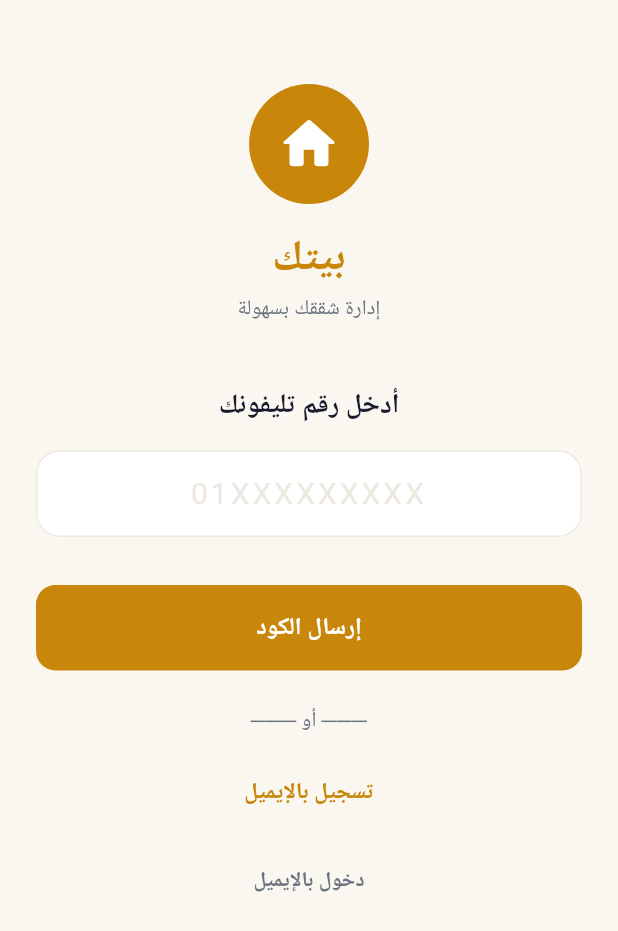
After one commit to A-Elshahawy/baitak, a Flutter app: the PhoneEntryScreen screen opened by its route, on a phone screen of 412 x 824 dp. The commit adds this screen. Shown: the top 931 px of the screen. Run offline on Flutter 3.47's test engine with Material 3 defaults, Android fonts, the light colour scheme and no system bars; our stand-ins replace dio, flutter_riverpod, flutter_secure_storage, go_router, google_fonts, pin_code_fields; accounts and stored records are empty; network calls fail; Roboto replaces fonts that are missing (Cairo).

Commit message:
feat: add OTP screens (PhoneEntryScreen + OTPVerifyScreen) and routing
Add pin_code_fields dependency. Create PhoneEntryScreen with phone validation
and OTP request. Create OTPVerifyScreen with 6-digit PIN input, countdown
timer, resend button, and new-user name dialog. Add /phone and /otp-verify
routes to router. Add 'دخول بالتليفون' button to LoginScreen.

```diff
--- /dev/null
+++ b/baitak_app/lib/features/auth/screens/phone_entry_screen.dart
@@ -0,0 +1,196 @@
+import 'package:flutter/material.dart';
+import 'package:flutter_riverpod/flutter_riverpod.dart';
+import 'package:go_router/go_router.dart';
+import 'package:google_fonts/google_fonts.dart';
+import '../../../core/theme/colors.dart';
+import '../../../core/utils/phone_utils.dart';
+import '../repo/auth_repository.dart';
+
+class PhoneEntryScreen extends ConsumerStatefulWidget {
+  const PhoneEntryScreen({super.key});
+
+  @override
+  ConsumerState<PhoneEntryScreen> createState() => _PhoneEntryScreenState();
+}
+
+class _PhoneEntryScreenState extends ConsumerState<PhoneEntryScreen> {
+  final _phoneController = TextEditingController();
+  bool _submitted = false;
+  bool _isLoading = false;
+
+  @override
+  void dispose() {
+    _phoneController.dispose();
+    super.dispose();
+  }
+
+  Future<void> _submit() async {
+    setState(() => _submitted = true);
+    final phone = _phoneController.text.trim();
+
+    if (!PhoneUtils.isValid(phone)) {
+      if (mounted) {
+        ScaffoldMessenger.of(context).showSnackBar(
+          SnackBar(
+            content: Text('رقم التليفون غلط — لازم يبدأ بـ 01 ويكون 11 رقم',
+                style: GoogleFonts.cairo(color: Colors.white)),
+            backgroundColor: AppColors.red,
+          ),
+        );
+      }
+      return;
+    }
+
+    setState(() => _isLoading = true);
+    try {
+      await ref.read(authRepositoryProvider).requestOtp(PhoneUtils.normalize(phone));
+      if (mounted) {
+        context.push('/otp-verify?phone=${Uri.encodeComponent(PhoneUtils.normalize(phone))}');
+      }
+    } catch (e) {
+      if (mounted) {
+        ScaffoldMessenger.of(context).showSnackBar(
+          SnackBar(
+            content: Text('حدث خطأ: $e', style: GoogleFonts.cairo(color: Colors.white)),
+            backgroundColor: AppColors.red,
+          ),
+        );
+      }
+    } finally {
+      if (mounted) setState(() => _isLoading = false);
+    }
+  }
+
+  @override
+  Widget build(BuildContext context) {
+    return Scaffold(
+      backgroundColor: AppColors.cream,
+      body: SafeArea(
+        child: SingleChildScrollView(
+          padding: const EdgeInsets.symmetric(horizontal: 24, vertical: 32),
+          child: Column(
+            children: [
+              const SizedBox(height: 24),
+              Container(
+                width: 80,
+                height: 80,
+                decoration: const BoxDecoration(
+                  color: AppColors.gold,
+                  shape: BoxShape.circle,
+                ),
+                child: const Icon(Icons.home_rounded, color: Colors.white, size: 44),
+              ),
+              const SizedBox(height: 16),
+              Text(
+                'بيتك',
+                style: GoogleFonts.cairo(
+                  fontSize: 28,
+                  fontWeight: FontWeight.bold,
+                  color: AppColors.gold,
+                ),
+              ),
+              const SizedBox(height: 4),
+              Text(
+                'إدارة شققك بسهولة',
+                style: GoogleFonts.cairo(fontSize: 14, color: AppColors.slate),
+              ),
+              const SizedBox(height: 40),
+              Text(
+                'أدخل رقم تليفونك',
+                style: GoogleFonts.cairo(
+                  fontSize: 18,
+                  fontWeight: FontWeight.bold,
+                  color: AppColors.charcoal,
+                ),
+              ),
+              const SizedBox(height: 16),
+              TextFormField(
+                controller: _phoneController,
+                keyboardType: TextInputType.phone,
+                textInputAction: TextInputAction.done,
+                onFieldSubmitted: (_) => _submit(),
+                style: GoogleFonts.cairo(fontSize: 20, letterSpacing: 2),
+                textAlign: TextAlign.center,
+                decoration: InputDecoration(
+                  hintText: '01XXXXXXXXX',
+                  hintStyle: GoogleFonts.cairo(color: AppColors.divider, fontSize: 20),
+                  filled: true,
+                  fillColor: Colors.white,
+                  border: OutlineInputBorder(
+                    borderRadius: BorderRadius.circular(16),
+                    borderSide: const BorderSide(color: AppColors.divider),
+                  ),
+                  enabledBorder: OutlineInputBorder(
+                    borderRadius: BorderRadius.circular(16),
+                    borderSide: const BorderSide(color: AppColors.divider),
+                  ),
+                  focusedBorder: OutlineInputBorder(
+                    borderRadius: BorderRadius.circular(16),
+                    borderSide: const BorderSide(color: AppColors.gold, width: 2),
+                  ),
+                  errorBorder: OutlineInputBorder(
+                    borderRadius: BorderRadius.circular(16),
+                    borderSide: const BorderSide(color: AppColors.red),
+                  ),
+                ),
+              ),
+              const SizedBox(height: 32),
+              SizedBox(
+                width: double.infinity,
+                height: 57,
+                child: ElevatedButton(
+                  onPressed: _isLoading ? null : _submit,
+                  child: _isLoading
+                      ? const SizedBox(
+                          width: 22,
+                          height: 22,
+                          child: CircularProgressIndicator(
+                            color: Colors.white,
+                            strokeWidth: 2,
+                          ),
+                        )
+                      : Text(
+                          'إرسال الكود',
+                          style: GoogleFonts.cairo(
+                            fontSize: 16,
+                            fontWeight: FontWeight.bold,
+                          ),
+                        ),
+                ),
+              ),
+              const SizedBox(height: 24),
+              Text(
+                '─── أو ───',
+                style: GoogleFonts.cairo(color: AppColors.slate, fontSize: 14),
+              ),
+              const SizedBox(height: 12),
+              TextButton(
+                onPressed: () => context.push('/register'),
+                child: Text(
+                  'تسجيل بالإيميل',
+                  style: GoogleFonts.cairo(
+                    color: AppColors.gold,
+                    fontWeight: FontWeight.w600,
+                    fontSize: 15,
+                  ),
+                ),
+              ),
+              const SizedBox(height: 12),
+              TextButton(
+                onPressed: () => context.push('/login'),
+                child: Text(
+                  'دخول بالإيميل',
+                  style: GoogleFonts.cairo(
+                    color: AppColors.slate,
+                    fontWeight: FontWeight.w600,
+                    fontSize: 14,
+                  ),
+                ),
+              ),
+            ],
+          ),
+        ),
+      ),
+    );
+  }
+}
--- a/baitak_app/pubspec.yaml
+++ b/baitak_app/pubspec.yaml
@@ -19,6 +19,7 @@ dependencies:
   intl: ^0.20.2
   url_launcher: ^6.3.1
   characters: ^1.3.0
+  pin_code_fields: ^8.0.0
 
 dev_dependencies:
   flutter_test:
```
Also changed, not shown: baitak_app/lib/core/router/router.dart (+13 -1 lines), baitak_app/lib/features/auth/screens/login_screen.dart (+14 -0 lines), baitak_app/lib/features/auth/screens/otp_verify_screen.dart (added, +294 -0 lines).
